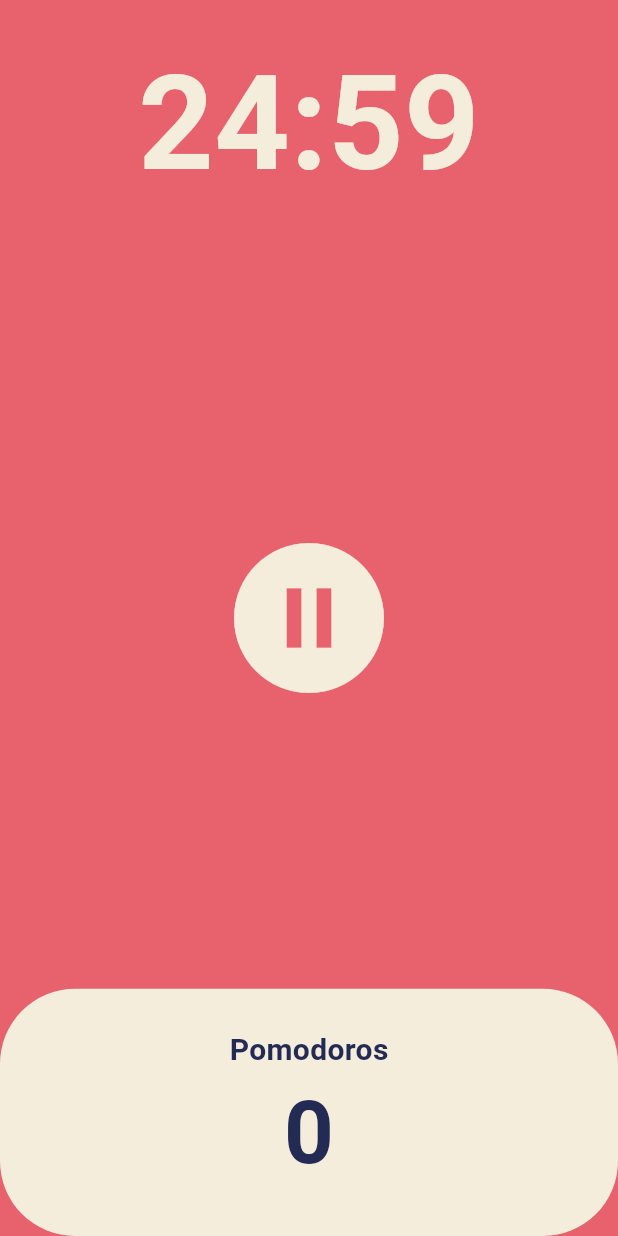
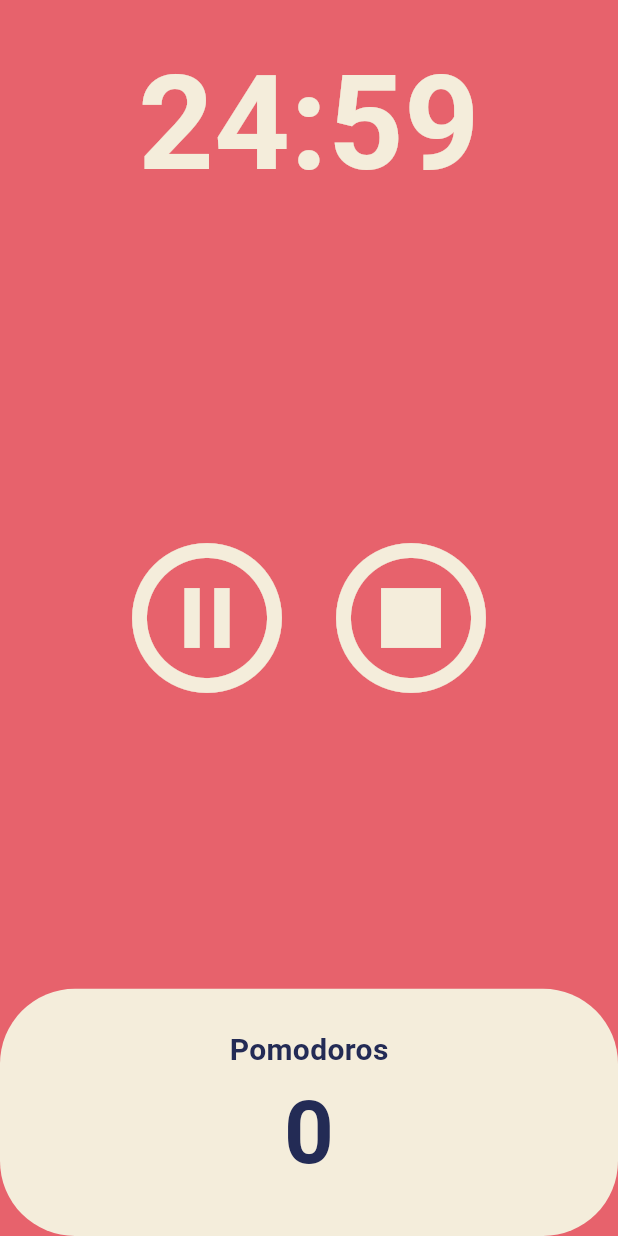
Before and after one commit to kyhyeok/toonflix, a Flutter app: the screen it shows after launch, after a tap on the "play circle outline" icon, on a phone screen of 412 x 824 dp. Run offline on Flutter 3.47's test engine with Material 3 defaults, Android fonts, the phone set to English and light mode, and no system bars.

Commit message:
POMODORO APP #5.4 Code Challenge onStopPreddsed

```diff
--- a/lib/screens/home_screen.dart
+++ b/lib/screens/home_screen.dart
@@ -47,6 +47,14 @@ class _HomeScreenState extends State<HomeScreen> {
     });
   }
 
+  void onStopPressed() {
+    timer.cancel();
+    setState(() {
+      totalSeconds = twentyFiveMinutes;
+      isRunning = false;
+    });
+  }
+
   String format(int seconds) {
     var duration = Duration(seconds: seconds);
     return duration.toString().split(".").first.substring(2, 7);
@@ -75,17 +83,29 @@ class _HomeScreenState extends State<HomeScreen> {
           Flexible(
             flex: 3,
             child: Center(
-              child: IconButton(
-                iconSize: 120,
-                color: Theme.of(context).cardColor,
-                onPressed: isRunning ? onPausePressed : onStartPressed,
-                icon: Icon(
-                  isRunning
-                      ? Icons.pause_circle_filled_sharp
-                      : Icons.play_circle_outline,
-                ),
-              ),
-            ),
+                child: isRunning
+                    ? Row(
+                        mainAxisAlignment: MainAxisAlignment.center,
+                        children: [
+                          IconButton(
+                            iconSize: 120,
+                            color: Theme.of(context).cardColor,
+                            onPressed: onPausePressed,
+                            icon: Icon(Icons.pause_circle_outline),
+                          ),
+                          IconButton(
+                            iconSize: 120,
+                            color: Theme.of(context).cardColor,
+                            onPressed: onStopPressed,
+                            icon: Icon(Icons.stop_circle_outlined),
+                          ),
+                        ],
+                      )
+                    : IconButton(
+                        iconSize: 120,
+                        color: Theme.of(context).cardColor,
+                        onPressed: onStartPressed,
+                        icon: Icon(Icons.play_circle_outline))),
           ),
           Flexible(
             flex: 1,
```
